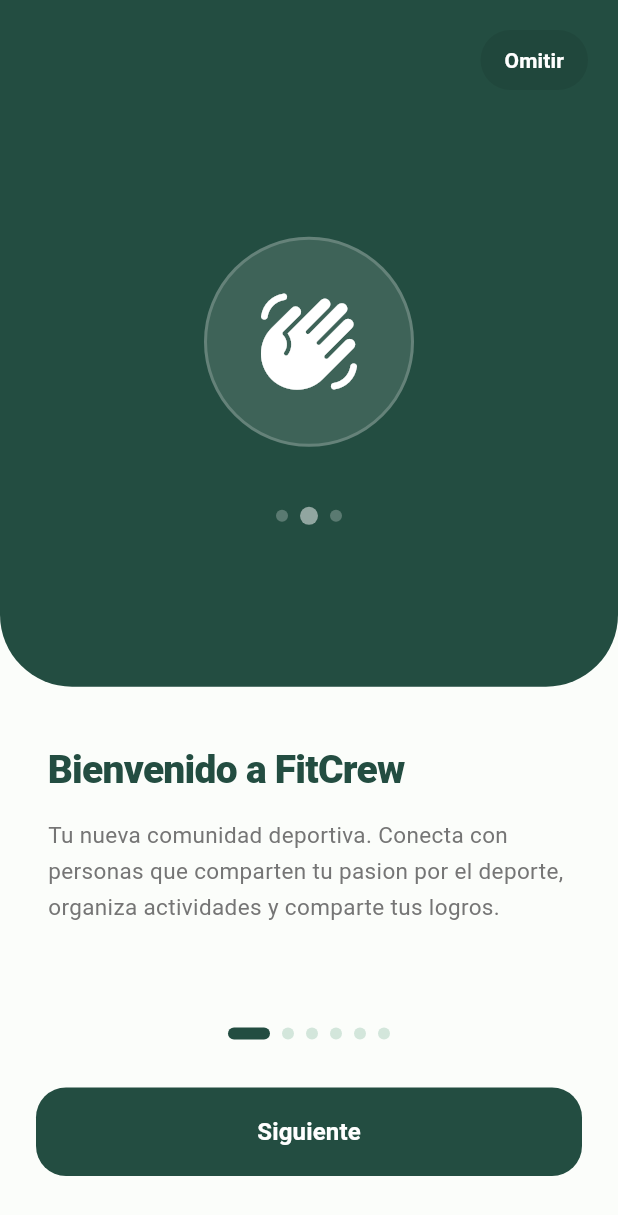
After one commit to javiermedinilla2708/FitCrew, a Flutter app: the TutorialScreen screen opened directly, on a phone screen of 412 x 824 dp. The commit adds this screen. Shown: the top 1215 px of the screen. Run offline on Flutter 3.47's test engine with Material 3 defaults, Android fonts, the phone set to English and light mode, and no system bars; our stand-ins replace cloud_firestore, firebase_auth, firebase_core, firebase_messaging, flutter_local_notifications, flutter_map and 6 more; accounts and stored records are empty; network calls fail.

Commit message:
Se ha añadido un tutorial que sirve de informacion

```diff
--- a/fitcrew/lib/screens/filters/filter_screen.dart
+++ b/fitcrew/lib/screens/filters/filter_screen.dart
@@ -1,7 +1,7 @@
+import 'package:fitcrew/screens/tutorial/tutorial_screen.dart';
 import 'package:flutter/material.dart';
 import 'package:provider/provider.dart';
 import 'package:fitcrew/viewmodels/filter_viewmodel.dart';
-import 'package:fitcrew/screens/home/home_screen.dart';
 
 // ============================================================
 // FilterScreen
@@ -163,7 +163,7 @@ class FilterScreen extends StatelessWidget {
                     Navigator.pushAndRemoveUntil(
                       context,
                       MaterialPageRoute(
-                        builder: (context) => const HomeScreen(),
+                        builder: (context) => const TutorialScreen(),
                       ),
                       (route) => false,
                     );
--- a/fitcrew/lib/screens/home/home_screen.dart
+++ b/fitcrew/lib/screens/home/home_screen.dart
@@ -13,12 +13,6 @@ import 'package:fitcrew/services/notification_service.dart';
 import 'package:flutter/material.dart';
 import 'package:provider/provider.dart';
 import 'package:fitcrew/viewmodels/post_viewmodel.dart';
-
-// ============================================================
-// HomeScreen
-// Pantalla principal con feed social, navegación inferior
-// y acceso a actividades y perfil
-// ============================================================
 
 class HomeScreen extends StatefulWidget {
   const HomeScreen({super.key});
@@ -47,9 +41,9 @@ class _HomeScreenState extends State<HomeScreen> {
   int _selectedIndex = 0;
 
   final GlobalKey<_StatsRowState> _statsKey = GlobalKey<_StatsRowState>();
-
   final GlobalKey<ProfileScreenState> _profileKey =
       GlobalKey<ProfileScreenState>();
+
   // ----------------------------------------------------------
   // CICLO DE VIDA
   // ----------------------------------------------------------
@@ -134,11 +128,9 @@ class _HomeScreenState extends State<HomeScreen> {
                 size: 40,
               ),
             ),
-
             const SizedBox(height: 20),
-
             const Text(
-              "¿Eliminar actividad?",
+              "Eliminar actividad?",
               textAlign: TextAlign.center,
               style: TextStyle(
                 color: _colorVerdeBosque,
@@ -146,11 +138,9 @@ class _HomeScreenState extends State<HomeScreen> {
                 fontWeight: FontWeight.w900,
               ),
             ),
-
             const SizedBox(height: 12),
-
             Text(
-              "Esta acción borrará permanentemente tu registro. ¿Estás seguro?",
+              "Esta accion borrara permanentemente tu registro. Estas seguro?",
               textAlign: TextAlign.center,
               style: TextStyle(
                 color: Colors.grey[600],
@@ -158,9 +148,7 @@ class _HomeScreenState extends State<HomeScreen> {
                 height: 1.4,
               ),
             ),
-
             const SizedBox(height: 24),
-
             SizedBox(
               width: double.infinity,
               child: ElevatedButton(
@@ -179,20 +167,18 @@ class _HomeScreenState extends State<HomeScreen> {
                       .read<PostViewModel>()
                       .deletePost(postId);
                   if (success && mounted) {
-                    _showSnackBar("Actividad eliminada con éxito");
+                    _showSnackBar("Actividad eliminada con exito");
                     await Future.delayed(const Duration(seconds: 1));
                     if (mounted) _reloadStats();
                   }
                 },
                 child: const Text(
-                  "Sí, eliminar ahora",
+                  "Si, eliminar ahora",
                   style: TextStyle(fontWeight: FontWeight.bold, fontSize: 15),
                 ),
               ),
             ),
-
             const SizedBox(height: 10),
-
             SizedBox(
               width: double.infinity,
               child: TextButton(
@@ -235,10 +221,14 @@ class _HomeScreenState extends State<HomeScreen> {
 
   // ----------------------------------------------------------
   // BUILD
+  // ✅ Scaffold envuelto en Stack para mostrar el tutorial
   // ----------------------------------------------------------
   @override
   Widget build(BuildContext context) {
-    return Scaffold(
+    return Stack(
+      children: [
+        // HomeScreen normal
+        Scaffold(
           extendBody: true,
           backgroundColor: _colorFondoFrio,
           body: _isLoading
@@ -256,6 +246,10 @@ class _HomeScreenState extends State<HomeScreen> {
               ? _buildHomeFeed()
               : _buildOtherScreens(),
           bottomNavigationBar: _buildBottomNav(),
+        ),
+
+        // ✅ Tutorial encima de todo si aplica
+      ],
     );
   }
 
@@ -301,7 +295,7 @@ class _HomeScreenState extends State<HomeScreen> {
 
             if (!snapshot.hasData || snapshot.data!.docs.isEmpty) {
               return const SliverFillRemaining(
-                child: Center(child: Text("No hay actividades aún")),
+                child: Center(child: Text("No hay actividades aun")),
               );
             }
 
@@ -366,7 +360,7 @@ class _HomeScreenState extends State<HomeScreen> {
 
           Row(
             children: [
-              // Botón buscar personas con badge
+              // Boton buscar personas con badge
               StreamBuilder<QuerySnapshot>(
                 stream: FirebaseFirestore.instance
                     .collection('follow_requests')
@@ -427,7 +421,7 @@ class _HomeScreenState extends State<HomeScreen> {
 
               const SizedBox(width: 8),
 
-              // Botón notificaciones con badge
+              // Boton notificaciones con badge
               StreamBuilder<int>(
                 stream: NotificationService().getUnreadCountStream(),
                 builder: (context, snapshot) {
@@ -523,6 +517,7 @@ class _HomeScreenState extends State<HomeScreen> {
               vertical: 5,
             ),
             leading: GestureDetector(
+              // ✅ Navega al perfil del usuario al pulsar el avatar
               onTap: () {
                 if (postOwnerId.isNotEmpty) {
                   Navigator.push(
@@ -535,6 +530,7 @@ class _HomeScreenState extends State<HomeScreen> {
                 }
               },
               child: CircleAvatar(
+                // ✅ Key para forzar reconstrucción al cambiar foto
                 key: ValueKey(profilePic ?? userName),
                 backgroundColor: _colorVerdeMenta,
                 backgroundImage: profilePic != null && profilePic.isNotEmpty
@@ -1001,7 +997,7 @@ class _HomeScreenState extends State<HomeScreen> {
                           child: TextField(
                             controller: commentController,
                             decoration: InputDecoration(
-                              hintText: "Añadir comentario...",
+                              hintText: "Anadir comentario...",
                               filled: true,
                               fillColor: _colorFondoFrio,
                               border: OutlineInputBorder(
@@ -1047,9 +1043,6 @@ class _HomeScreenState extends State<HomeScreen> {
 
 // ============================================================
 // WIDGET: _StatsRow
-// Widget independiente con su propio estado para que al
-// recargar las stats solo se reconstruya este widget y no
-// toda la HomeScreen ni el feed de posts
 // ============================================================
 class _StatsRow extends StatefulWidget {
   final String uid;
@@ -1083,7 +1076,6 @@ class _StatsRowState extends State<_StatsRow> {
     }
   }
 
-  //Método público llamado desde HomeScreen via GlobalKey
   Future<void> reload() async {
     if (!mounted) return;
     setState(() => _loadingStats = true);
--- /dev/null
+++ b/fitcrew/lib/screens/tutorial/tutorial_screen.dart
@@ -0,0 +1,344 @@
+// ============================================================
+// lib/screens/tutorial/tutorial_screen.dart
+// Pantalla de tutorial para nuevos usuarios.
+// Se muestra una sola vez tras el onboarding de deportes,
+// antes de llegar a HomeScreen.
+// Cada paso explica una funcionalidad clave de la app.
+// ============================================================
+
+import 'package:flutter/material.dart';
+import 'package:fitcrew/screens/home/home_screen.dart';
+
+class TutorialScreen extends StatefulWidget {
+  const TutorialScreen({super.key});
+
+  @override
+  State<TutorialScreen> createState() => _TutorialScreenState();
+}
+
+class _TutorialScreenState extends State<TutorialScreen>
+    with SingleTickerProviderStateMixin {
+  // ----------------------------------------------------------
+  // COLORES
+  // ----------------------------------------------------------
+  static const _colorVerdeBosque = Color(0xFF234D41);
+  static const _colorVerdeMenta = Color(0xFFD3E6DB);
+  static const _colorFondoFrio = Color(0xFFFBFDFA);
+
+  // ----------------------------------------------------------
+  // ESTADO
+  // ----------------------------------------------------------
+  final PageController _pageController = PageController();
+  int _currentPage = 0;
+
+  // ----------------------------------------------------------
+  // PASOS DEL TUTORIAL
+  // ----------------------------------------------------------
+  final List<_TutorialPage> _pages = const [
+    _TutorialPage(
+      icon: Icons.waving_hand_rounded,
+      title: "Bienvenido a FitCrew",
+      description:
+          "Tu nueva comunidad deportiva. Conecta con personas que comparten tu pasion por el deporte, organiza actividades y comparte tus logros.",
+      color: Color(0xFF234D41),
+    ),
+    _TutorialPage(
+      icon: Icons.dynamic_feed_rounded,
+      title: "Feed social",
+      description:
+          "Aqui veras los logros deportivos de la comunidad. Puedes dar like y dejar comentarios para motivar a otros usuarios. Pulsa el avatar de cualquier usuario para ver su perfil.",
+      color: Color(0xFF2E6B5A),
+    ),
+    _TutorialPage(
+      icon: Icons.add_circle_rounded,
+      title: "Comparte tus logros",
+      description:
+          "Pulsa el boton central para publicar una foto de tu entrenamiento. Selecciona tu deporte, el nivel de intensidad y una descripcion para compartirlo con la comunidad.",
+      color: Color(0xFF1A5C4A),
+    ),
+    _TutorialPage(
+      icon: Icons.map_rounded,
+      title: "Actividades en el mapa",
+      description:
+          "Descubre actividades deportivas cerca de ti en el mapa interactivo. Puedes unirte a las que te interesen o crear las tuyas propias con un formulario rapido.",
+      color: Color(0xFF234D41),
+    ),
+    _TutorialPage(
+      icon: Icons.people_rounded,
+      title: "Encuentra companeros",
+      description:
+          "Busca usuarios con tus mismos deportes favoritos y sigueles para construir tu red deportiva. Acepta sus solicitudes desde la pestana de Solicitudes.",
+      color: Color(0xFF2E6B5A),
+    ),
+    _TutorialPage(
+      icon: Icons.person_rounded,
+      title: "Tu perfil",
+      description:
+          "Consulta tus estadisticas, entrenos y logros publicados. Edita tu nombre, bio y foto de perfil. Configura tu privacidad y preferencias desde el menu de ajustes.",
+      color: Color(0xFF1A5C4A),
+    ),
+  ];
+
+  // ----------------------------------------------------------
+  // CICLO DE VIDA
+  // ----------------------------------------------------------
+  @override
+  void dispose() {
+    _pageController.dispose();
+    super.dispose();
+  }
+
+  // ----------------------------------------------------------
+  // NAVEGAR A LA SIGUIENTE PÁGINA
+  // ----------------------------------------------------------
+  void _nextPage() {
+    if (_currentPage < _pages.length - 1) {
+      _pageController.nextPage(
+        duration: const Duration(milliseconds: 400),
+        curve: Curves.easeInOutCubic,
+      );
+    } else {
+      _goToHome();
+    }
+  }
+
+  // ----------------------------------------------------------
+  // NAVEGAR A HOMESCREEN
+  // ----------------------------------------------------------
+  void _goToHome() {
+    Navigator.pushAndRemoveUntil(
+      context,
+      MaterialPageRoute(builder: (_) => const HomeScreen()),
+      (route) => false,
+    );
+  }
+
+  // ----------------------------------------------------------
+  // BUILD
+  // ----------------------------------------------------------
+  @override
+  Widget build(BuildContext context) {
+    return Scaffold(
+      backgroundColor: _colorFondoFrio,
+      body: Stack(
+        children: [
+          // --------------------------------------------------
+          // PAGEVIEW — una página por funcionalidad
+          // --------------------------------------------------
+          PageView.builder(
+            controller: _pageController,
+            onPageChanged: (index) => setState(() => _currentPage = index),
+            itemCount: _pages.length,
+            itemBuilder: (context, index) => _buildPage(_pages[index]),
+          ),
+
+          // --------------------------------------------------
+          // BOTÓN OMITIR — esquina superior derecha
+          // --------------------------------------------------
+          Positioned(
+            top: MediaQuery.of(context).padding.top + 16,
+            right: 20,
+            child: TextButton(
+              onPressed: _goToHome,
+              style: TextButton.styleFrom(
+                backgroundColor: Colors.black.withOpacity(0.08),
+                shape: RoundedRectangleBorder(
+                  borderRadius: BorderRadius.circular(20),
+                ),
+                padding: const EdgeInsets.symmetric(
+                  horizontal: 16,
+                  vertical: 8,
+                ),
+              ),
+              child: const Text(
+                "Omitir",
+                style: TextStyle(
+                  color: Colors.white,
+                  fontWeight: FontWeight.w600,
+                  fontSize: 14,
+                ),
+              ),
+            ),
+          ),
+
+          // --------------------------------------------------
+          // CONTROLES INFERIORES — indicadores + botones
+          // --------------------------------------------------
+          Positioned(
+            bottom: MediaQuery.of(context).padding.bottom + 40,
+            left: 24,
+            right: 24,
+            child: Column(
+              children: [
+                // Indicadores de página
+                Row(
+                  mainAxisAlignment: MainAxisAlignment.center,
+                  children: List.generate(
+                    _pages.length,
+                    (i) => AnimatedContainer(
+                      duration: const Duration(milliseconds: 300),
+                      margin: const EdgeInsets.symmetric(horizontal: 4),
+                      width: i == _currentPage ? 28 : 8,
+                      height: 8,
+                      decoration: BoxDecoration(
+                        color: i == _currentPage
+                            ? _colorVerdeBosque
+                            : _colorVerdeMenta,
+                        borderRadius: BorderRadius.circular(4),
+                      ),
+                    ),
+                  ),
+                ),
+
+                const SizedBox(height: 32),
+
+                // Botón siguiente / empezar
+                SizedBox(
+                  width: double.infinity,
+                  child: ElevatedButton(
+                    onPressed: _nextPage,
+                    style: ElevatedButton.styleFrom(
+                      backgroundColor: _colorVerdeBosque,
+                      foregroundColor: Colors.white,
+                      padding: const EdgeInsets.symmetric(vertical: 18),
+                      shape: RoundedRectangleBorder(
+                        borderRadius: BorderRadius.circular(20),
+                      ),
+                      elevation: 0,
+                    ),
+                    child: Text(
+                      _currentPage < _pages.length - 1
+                          ? "Siguiente"
+                          : "Empezar FitCrew",
+                      style: const TextStyle(
+                        fontSize: 16,
+                        fontWeight: FontWeight.bold,
+                      ),
+                    ),
+                  ),
+                ),
+              ],
+            ),
+          ),
+        ],
+      ),
+    );
+  }
+
+  // ----------------------------------------------------------
+  // CONSTRUIR PÁGINA INDIVIDUAL
+  // ----------------------------------------------------------
+  Widget _buildPage(_TutorialPage page) {
+    return Column(
+      children: [
+        // Zona superior con fondo de color e icono
+        Expanded(
+          flex: 5,
+          child: Container(
+            width: double.infinity,
+            decoration: BoxDecoration(
+              color: page.color,
+              borderRadius: const BorderRadius.only(
+                bottomLeft: Radius.circular(48),
+                bottomRight: Radius.circular(48),
+              ),
+            ),
+            child: Column(
+              mainAxisAlignment: MainAxisAlignment.center,
+              children: [
+                const SizedBox(height: 80),
+
+                // Círculo decorativo con icono
+                Container(
+                  width: 140,
+                  height: 140,
+                  decoration: BoxDecoration(
+                    color: Colors.white.withOpacity(0.12),
+                    shape: BoxShape.circle,
+                    border: Border.all(
+                      color: Colors.white.withOpacity(0.2),
+                      width: 2,
+                    ),
+                  ),
+                  child: Icon(page.icon, size: 70, color: Colors.white),
+                ),
+
+                const SizedBox(height: 40),
+
+                // Decoración de puntos
+                Row(
+                  mainAxisAlignment: MainAxisAlignment.center,
+                  children: List.generate(
+                    3,
+                    (i) => Container(
+                      margin: const EdgeInsets.symmetric(horizontal: 4),
+                      width: i == 1 ? 12 : 8,
+                      height: i == 1 ? 12 : 8,
+                      decoration: BoxDecoration(
+                        color: Colors.white.withOpacity(i == 1 ? 0.5 : 0.25),
+                        shape: BoxShape.circle,
+                      ),
+                    ),
+                  ),
+                ),
+
+                const SizedBox(height: 30),
+              ],
+            ),
+          ),
+        ),
+
+        // Zona inferior con texto
+        Expanded(
+          flex: 4,
+          child: Padding(
+            padding: const EdgeInsets.fromLTRB(32, 40, 32, 120),
+            child: Column(
+              crossAxisAlignment: CrossAxisAlignment.start,
+              children: [
+                Text(
+                  page.title,
+                  style: const TextStyle(
+                    fontSize: 26,
+                    fontWeight: FontWeight.w900,
+                    color: Color(0xFF234D41),
+                    height: 1.2,
+                    letterSpacing: -0.5,
+                  ),
+                ),
+
+                const SizedBox(height: 16),
+
+                Text(
+                  page.description,
+                  style: TextStyle(
+                    fontSize: 15,
+                    color: Colors.grey[600],
+                    height: 1.6,
+                  ),
+                ),
+              ],
+            ),
+          ),
+        ),
+      ],
+    );
+  }
+}
+
+// ----------------------------------------------------------
+// MODELO DE PÁGINA DEL TUTORIAL
+// ----------------------------------------------------------
+class _TutorialPage {
+  final IconData icon;
+  final String title;
+  final String description;
+  final Color color;
+
+  const _TutorialPage({
+    required this.icon,
+    required this.title,
+    required this.description,
+    required this.color,
+  });
+}
--- a/fitcrew/pubspec.yaml
+++ b/fitcrew/pubspec.yaml
@@ -14,7 +14,7 @@ dependencies:
   cloud_firestore: ^5.6.2
   font_awesome_flutter: ^10.8.0
   provider: ^6.1.2
-  shared_preferences: ^2.3.5
+  shared_preferences: ^2.5.5
   image_picker: ^1.0.7
   uuid: ^4.3.3
   intl: ^0.19.0
```
Also changed, not shown: fitcrew/pubspec.lock. Lines whose indentation alone changed are shown as unchanged.
